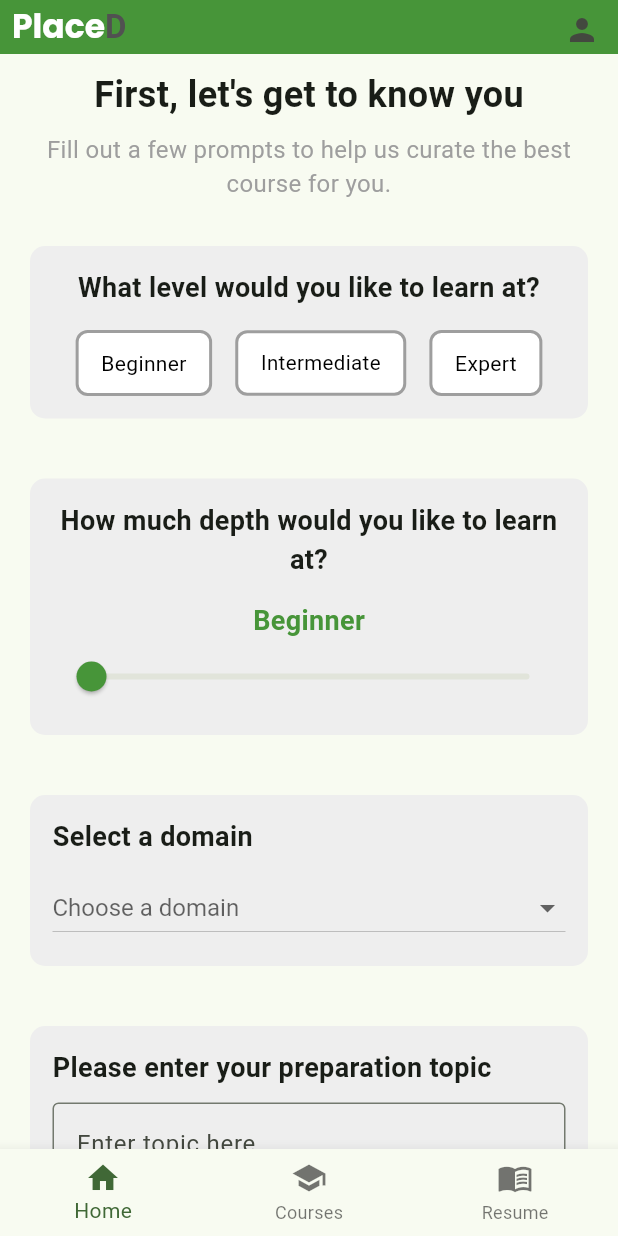
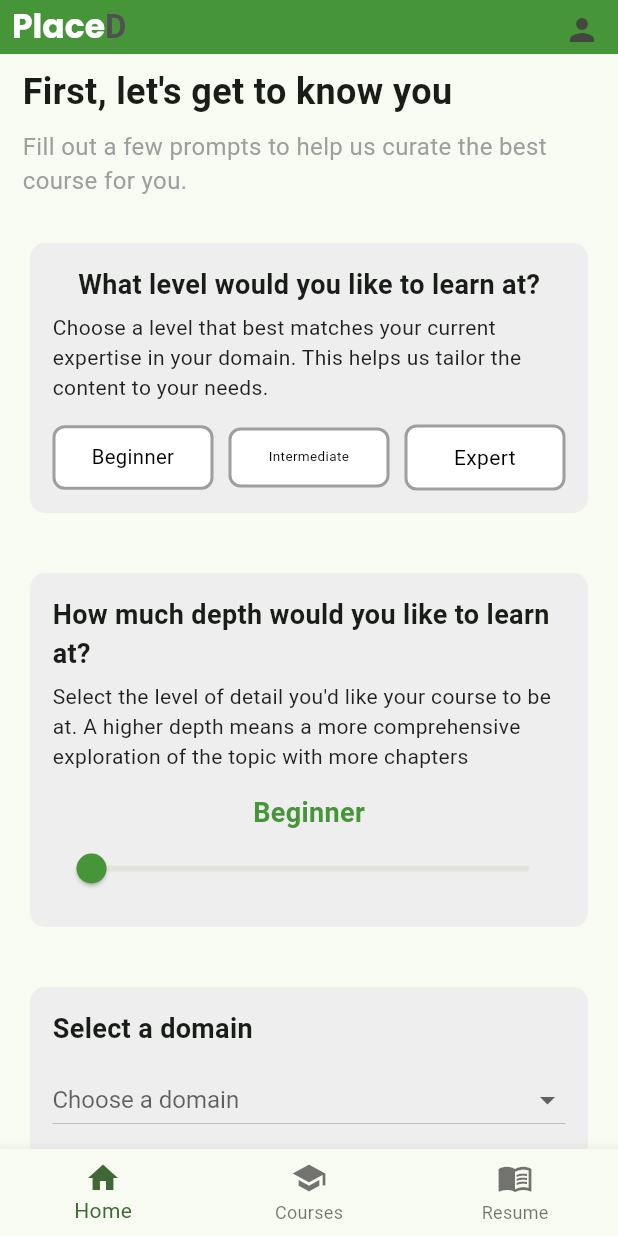
Before and after one commit to SyedHamadanAhmad/placeD-client, a Flutter app: the CreateCourse screen opened by its route, on a phone screen of 412 x 824 dp. Run offline on Flutter 3.47's test engine with Material 3 defaults, Android fonts, the phone set to English and light mode, and no system bars; our stand-ins replace carousel_slider, firebase_auth, firebase_core, google_fonts, google_sign_in, hive and 3 more; accounts and stored records are empty; network calls fail.

Commit message:
course page refined

```diff
--- a/lib/pages/create_course.dart
+++ b/lib/pages/create_course.dart
@@ -31,30 +31,44 @@ class _CreateCourseState extends State<CreateCourse> {
       child: Center(
         child: Column(
           children: [
-            SizedBox(height: 10),
-            Text(
+            SizedBox(height: 8),
+            // Shifted text to left by using a Container with full width and left alignment
+            Container(
+              width: double.infinity,
+              padding: EdgeInsets.symmetric(horizontal: 15),
+              child: Text(
                 'First, let\'s get to know you',
                 style: TextStyle(
                   fontSize: 24 * textScaleFactor,
                   fontWeight: FontWeight.bold,
                 ),
+                textAlign: TextAlign.left,
+              ),
             ),
             SizedBox(height: 8),
             Padding(
-              padding: EdgeInsets.symmetric(horizontal: 20),
+              padding: EdgeInsets.symmetric(horizontal: 15),
               child: Text(
                 'Fill out a few prompts to help us curate the best course for you.',
                 style: TextStyle(
                   fontSize: 16 * textScaleFactor,
                   color: Colors.grey,
                 ),
-                textAlign: TextAlign.center,
+                textAlign: TextAlign.left,
               ),
             ),
             SizedBox(height: 20),
-            greyBackgroundBoxWithButtons("What level would you like to learn at?"),
+            // First Question Box: Level (with description inside)
+            greyBackgroundBoxWithButtons(
+              "What level would you like to learn at?",
+              "Choose a level that best matches your current expertise in your domain. This helps us tailor the content to your needs.",
+            ),
             SizedBox(height: 20),
-            greyBackgroundBoxWithSlider("How much depth would you like to learn at?"),
+            // Second Question Box: Depth (with description inside)
+            greyBackgroundBoxWithSlider(
+              "How much depth would you like to learn at?",
+              "Select the level of detail you'd like your course to be at. A higher depth means a more comprehensive exploration of the topic with more chapters",
+            ),
             SizedBox(height: 20),
             domainSelector(),
             SizedBox(height: 20),
@@ -67,7 +81,8 @@ class _CreateCourseState extends State<CreateCourse> {
     );
   }
 
-  Widget greyBackgroundBoxWithButtons(String text) {
+  /// Grey box with buttons, a header, and a description paragraph.
+  Widget greyBackgroundBoxWithButtons(String heading, String description) {
     final textScaleFactor = MediaQuery.of(context).textScaleFactor;
 
     return Container(
@@ -78,23 +93,37 @@ class _CreateCourseState extends State<CreateCourse> {
         borderRadius: BorderRadius.circular(10),
       ),
       child: Column(
-        crossAxisAlignment: CrossAxisAlignment.center,
+        crossAxisAlignment:
+            CrossAxisAlignment.start, // Align left for description
         children: [
-          Text(
-            text,
+          Center(
+            child: Text(
+              heading,
               style: TextStyle(
                 fontSize: 18 * textScaleFactor,
                 fontWeight: FontWeight.bold,
               ),
-            textAlign: TextAlign.center,
+              textAlign: TextAlign.left,
+            ),
+          ),
+          SizedBox(height: 5),
+          Text(
+            description,
+            style: TextStyle(
+              fontSize: 14 * textScaleFactor, // Smaller than header
+              color: Colors.black87,
+            ),
+            textAlign: TextAlign.left,
           ),
           SizedBox(height: 15),
+          // Use Expanded for equal sized buttons
           Row(
-            mainAxisAlignment: MainAxisAlignment.spaceEvenly,
             children: [
-              Flexible(child: levelButton('Beginner')),
-              Flexible(child: levelButton('Intermediate')),
-              Flexible(child: levelButton('Expert')),
+              Expanded(child: levelButton('Beginner')),
+              SizedBox(width: 10),
+              Expanded(child: levelButton('Intermediate')),
+              SizedBox(width: 10),
+              Expanded(child: levelButton('Expert')),
             ],
           ),
         ],
@@ -102,7 +131,8 @@ class _CreateCourseState extends State<CreateCourse> {
     );
   }
 
-  Widget greyBackgroundBoxWithSlider(String text) {
+  /// Grey box with slider, a header, and a description paragraph.
+  Widget greyBackgroundBoxWithSlider(String heading, String description) {
     final textScaleFactor = MediaQuery.of(context).textScaleFactor;
 
     return Container(
@@ -113,23 +143,37 @@ class _CreateCourseState extends State<CreateCourse> {
         borderRadius: BorderRadius.circular(10),
       ),
       child: Column(
-        crossAxisAlignment: CrossAxisAlignment.center,
+        crossAxisAlignment:
+            CrossAxisAlignment.start, // Align left for description
         children: [
-          Text(
-            text,
+          Center(
+            child: Text(
+              heading,
               style: TextStyle(
                 fontSize: 18 * textScaleFactor,
                 fontWeight: FontWeight.bold,
               ),
-            textAlign: TextAlign.center,
+              textAlign: TextAlign.left,
+            ),
+          ),
+          SizedBox(height: 5),
+          Text(
+            description,
+            style: TextStyle(
+              fontSize: 14 * textScaleFactor, // Smaller font than header
+              color: Colors.black87,
+            ),
+            textAlign: TextAlign.left,
           ),
           SizedBox(height: 15),
-          Text(
+          Center(
+            child: Text(
               sliderLevel,
               style: TextStyle(
                 fontSize: 18 * textScaleFactor,
                 fontWeight: FontWeight.bold,
                 color: Color.fromARGB(255, 71, 149, 57),
+              ),
             ),
           ),
           Slider(
@@ -160,6 +204,15 @@ class _CreateCourseState extends State<CreateCourse> {
   Widget levelButton(String text) {
     final textScaleFactor = MediaQuery.of(context).textScaleFactor;
     bool isSelected = level == text;
+    // Adjust the font size based on the text (smaller for longer text)
+    double fontSize;
+    if (text == 'Expert') {
+      fontSize = 14;
+    } else if (text == 'Intermediate') {
+      fontSize = 9;
+    } else {
+      fontSize = 13.5;
+    }
 
     return GestureDetector(
       onTap: () {
@@ -168,6 +221,8 @@ class _CreateCourseState extends State<CreateCourse> {
         });
       },
       child: Container(
+        width: double.infinity,
+        constraints: BoxConstraints(minHeight: 40),
         padding: EdgeInsets.symmetric(vertical: 10, horizontal: 15),
         decoration: BoxDecoration(
           color: isSelected ? Color.fromARGB(255, 71, 149, 57) : Colors.white,
@@ -177,16 +232,13 @@ class _CreateCourseState extends State<CreateCourse> {
             width: 2,
           ),
         ),
-        child: FittedBox(
-          fit: BoxFit.scaleDown,
         child: Text(
           text,
           style: TextStyle(
-              fontSize: 14 * textScaleFactor,
+            fontSize: fontSize * textScaleFactor,
             color: isSelected ? Colors.white : Colors.black,
           ),
           textAlign: TextAlign.center,
-          ),
         ),
       ),
     );
```
Also changed, not shown: lib/course_catalog.dart (+30 -22 lines), lib/pages/course_page.dart (+8 -11 lines), lib/screens/YoutubePlayerScreen.dart (+33 -19 lines), assets/Placed_Icon.png (added), 14 other files. Lines whose indentation alone changed are shown as unchanged.
